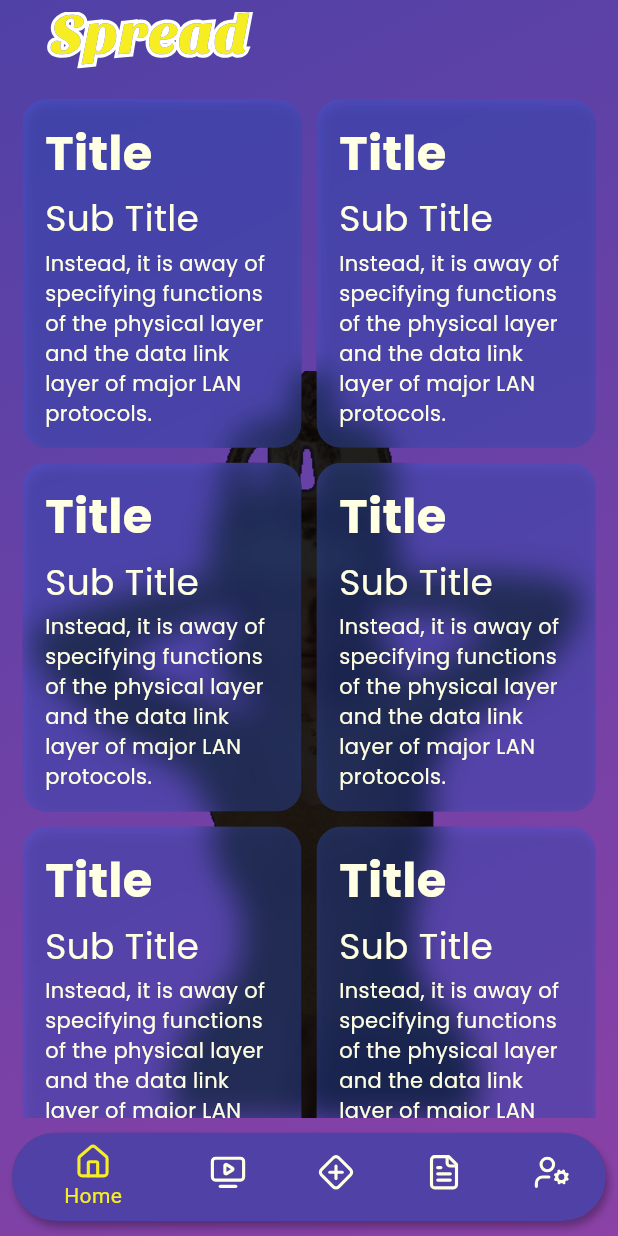
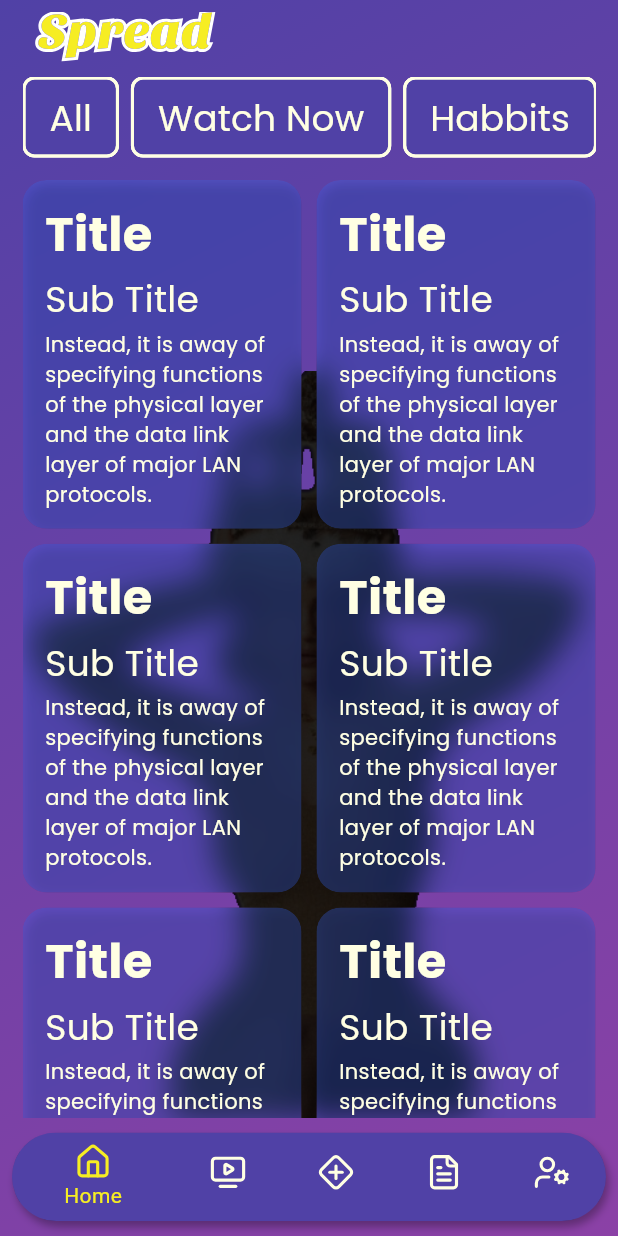
Before and after one commit to uchamod/Spread_app, a Flutter app: the screen it shows after launch, on a phone screen of 412 x 824 dp. Run offline on Flutter 3.47's test engine with Material 3 defaults, Android fonts, the phone set to English and light mode, and no system bars; our stand-ins replace flutter_svg, go_router, google_fonts; project files that could hold a hidden picture were left out.

```diff
--- a/lib/main.dart
+++ b/lib/main.dart
@@ -1,5 +1,5 @@
 import 'package:flutter/material.dart';
-import 'package:spread/pages/main_screen.dart';
+import 'package:spread/router/go_router.dart';
 
 void main() {
   runApp(const MyApp());
@@ -10,10 +10,10 @@ class MyApp extends StatelessWidget {
 
   @override
   Widget build(BuildContext context) {
-    return const MaterialApp(
+    return MaterialApp.router(
       title: "Spread",
       debugShowCheckedModeBanner: false,
-      home: MainScreen(),
+      routerConfig: RouterClass().router,
     );
   }
 }
--- a/lib/pages/main_pages/homepage.dart
+++ b/lib/pages/main_pages/homepage.dart
@@ -1,6 +1,7 @@
 import 'package:flutter/material.dart';
 import 'package:flutter_svg/flutter_svg.dart';
 import 'package:spread/util/constants.dart';
+import 'package:spread/util/texystyles.dart';
 import 'package:spread/widgets/item_show_card.dart';
 
 //homepage
@@ -24,45 +25,104 @@ class HomePage extends StatelessWidget {
                 scale: 1.15,
               ),
             ),
-            CustomScrollView(
-              slivers: <Widget>[
-                //sliver app bar
-                SliverAppBar(
-                  backgroundColor: Colors.transparent,
-                  elevation: 12,
-
-                  expandedHeight: 50,
-                  floating: false,
-                  pinned: false,
-                  leadingWidth: 200,
-                  leading: IconButton(
+            Padding(
+              padding: const EdgeInsets.symmetric(horizontal: horPad),
+              child: SingleChildScrollView(
+                child: Column(
+                  crossAxisAlignment: CrossAxisAlignment.start,
+                  children: [
+                    //add logo
+                    IconButton(
                       onPressed: () {},
                       icon: SvgPicture.asset(
                         "assets/adult/Spread.svg",
+                        height: 35,
                       ),
                     ),
+                    //filter chips
 
+                    SingleChildScrollView(
+                      scrollDirection: Axis.horizontal,
+                      child: Row(
+                        children: [
+                          //all
+                          Padding(
+                            padding: const EdgeInsets.only(right: 8),
+                            child: FilterChip(
+                              backgroundColor: backgroundBlue,
+                              side: const BorderSide(
+                                  color: secondorywhite, width: 2),
+                              label: Text(
+                                "All",
+                                style: Texystyles().subtitle,
                               ),
-                //add padding for grid viwe
-                SliverPadding(
-                  padding: const EdgeInsets.symmetric(
-                      horizontal: horPad, vertical: verPad),
-                  sliver: SliverGrid(
+                              onSelected: (value) {},
+                            ),
+                          ),
+                          //watch now
+                          Padding(
+                            padding: const EdgeInsets.only(right: 8),
+                            child: FilterChip(
+                              backgroundColor: backgroundBlue,
+                              side: const BorderSide(
+                                  color: secondorywhite, width: 2),
+                              label: Text(
+                                "Watch Now",
+                                style: Texystyles().subtitle,
+                              ),
+                              onSelected: (value) {},
+                            ),
+                          ),
+                          //habbits
+                          Padding(
+                            padding: const EdgeInsets.only(right: 8),
+                            child: FilterChip(
+                              backgroundColor: backgroundBlue,
+                              side: const BorderSide(
+                                  color: secondorywhite, width: 2),
+                              label: Text(
+                                "Habbits",
+                                style: Texystyles().subtitle,
+                              ),
+                              onSelected: (value) {},
+                            ),
+                          ),
+                          //dirty
+                          Padding(
+                            padding: const EdgeInsets.only(right: 8),
+                            child: FilterChip(
+                              backgroundColor: backgroundBlue,
+                              side: const BorderSide(
+                                  color: secondorywhite, width: 2),
+                              label: Text(
+                                "Dirty",
+                                style: Texystyles().subtitle,
+                              ),
+                              onSelected: (value) {},
+                            ),
+                          )
+                        ],
+                      ),
+                    ),
+                    const SizedBox(height: 15),
+                    //item grid view
+                    GridView.builder(
+                      itemCount: 10,
+                      shrinkWrap: true,
+                      physics: NeverScrollableScrollPhysics(),
                       gridDelegate:
                           const SliverGridDelegateWithFixedCrossAxisCount(
                               crossAxisSpacing: 10,
                               crossAxisCount: 2,
                               mainAxisSpacing: 10,
                               childAspectRatio: 16 / 20),
-                    delegate: SliverChildBuilderDelegate(
-                      (BuildContext context, int index) {
-                        return ItemShowCard();
+                      itemBuilder: (context, index) {
+                        return const ItemShowCard();
                       },
-                      childCount: 10,
+                    )
+                  ],
                 ),
               ),
-                )
-              ],
             ),
           ],
         ),
--- /dev/null
+++ b/lib/router/go_router.dart
@@ -0,0 +1,16 @@
+import 'package:go_router/go_router.dart';
+import 'package:spread/pages/main_screen.dart';
+import 'package:spread/router/route_names.dart';
+
+//router class
+class RouterClass {
+  final router = GoRouter(initialLocation: "/", routes: [
+    GoRoute(
+      path: "/",
+      name: RouterNames.home,
+      builder: (context, state) {
+        return const MainScreen();
+      },
+    )
+  ]);
+}
--- /dev/null
+++ b/lib/router/route_names.dart
@@ -0,0 +1,4 @@
+//route names
+class RouterNames {
+  static const String home = "/";
+}
--- a/lib/widgets/item_show_card.dart
+++ b/lib/widgets/item_show_card.dart
@@ -22,7 +22,7 @@ class ItemShowCard extends StatelessWidget {
               ),
               //coustom card
               child: Container(
-                padding: const EdgeInsets.symmetric(
+                padding:  const EdgeInsets.symmetric(
                     horizontal: horPad, vertical: verPad),
                 decoration: BoxDecoration(
                   borderRadius: BorderRadius.circular(16),
```
Lines whose indentation alone changed are shown as unchanged.
